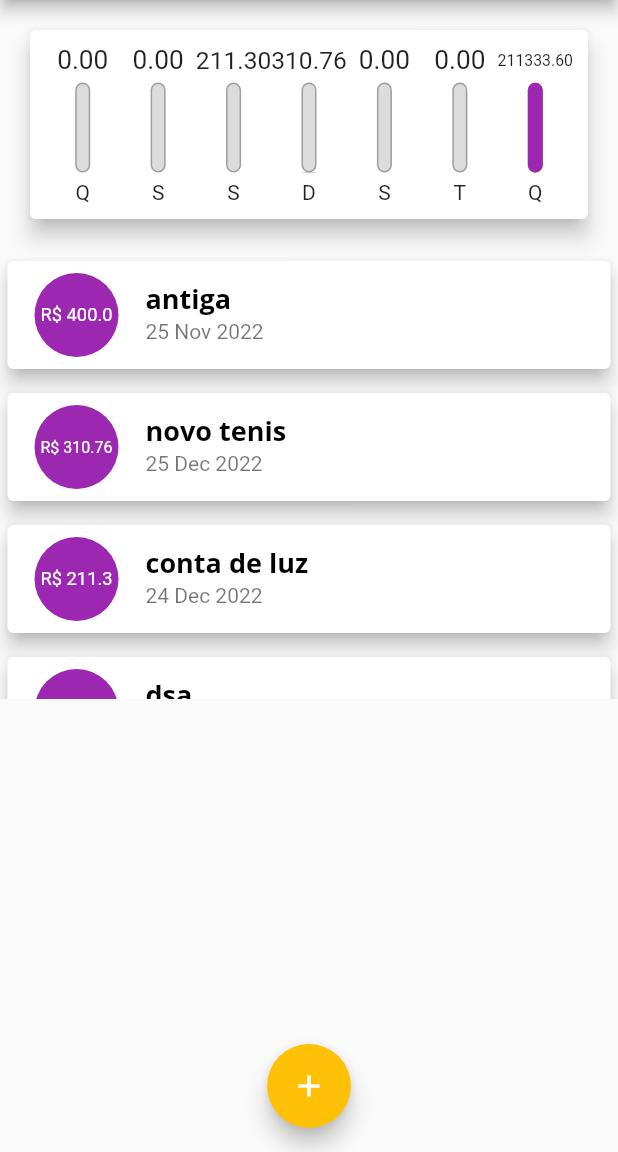
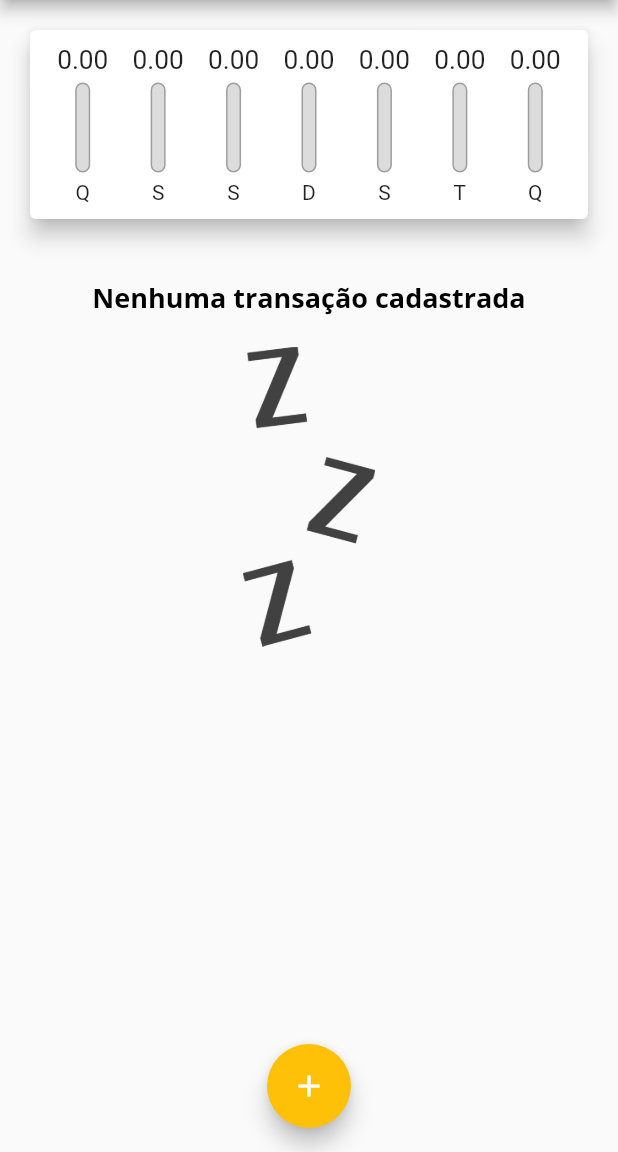
Before and after one commit to ThiagoPereira232/flutter-curso-cod3r, a Flutter app: the screen it shows after launch, on a phone screen of 412 x 824 dp, the part 84-1236 px from its top. Run offline on Flutter 3.47's test engine with Material 2 defaults, Android fonts, the phone set to English and light mode, and no system bars.

Commit message:
cadastrando data

```diff
--- a/curso_flutter/expenses/lib/components/chart.dart
+++ b/curso_flutter/expenses/lib/components/chart.dart
@@ -55,7 +55,9 @@ class Chart extends StatelessWidget {
               child: ChartBar(
                 label: tr['day'] as String,
                 value: tr['value'] as double,
-                percentage: (tr['value'] as double) / _weekTotalValue,
+                percentage: _weekTotalValue == 0
+                    ? 0
+                    : (tr['value'] as double) / _weekTotalValue,
               ),
             );
           }).toList(),
--- a/curso_flutter/expenses/lib/components/transaction_form.dart
+++ b/curso_flutter/expenses/lib/components/transaction_form.dart
@@ -4,7 +4,7 @@ import 'package:intl/intl.dart';
 class TransactionForm extends StatefulWidget {
   const TransactionForm(this.onSubmit, {super.key});
 
-  final void Function(String, double) onSubmit;
+  final void Function(String, double, DateTime) onSubmit;
 
   @override
   State<TransactionForm> createState() => _TransactionFormState();
@@ -13,15 +13,15 @@ class TransactionForm extends StatefulWidget {
 class _TransactionFormState extends State<TransactionForm> {
   final _titleController = TextEditingController();
   final _valueController = TextEditingController();
-  DateTime? _selectedDate;
+  DateTime? _selectedDate = DateTime.now();
 
   _submitForm() {
     final title = _titleController.text;
     final value = double.tryParse(_valueController.text) ?? 0.0;
 
-    if (title.isEmpty || value <= 0) return;
+    if (title.isEmpty || value <= 0 || _selectedDate == null) return;
 
-    widget.onSubmit(title, value);
+    widget.onSubmit(title, value, _selectedDate!);
   }
 
   _showDatePicker() {
--- a/curso_flutter/expenses/lib/main.dart
+++ b/curso_flutter/expenses/lib/main.dart
@@ -62,36 +62,7 @@ class MyHomePage extends StatefulWidget {
 }
 
 class _MyHomePageState extends State<MyHomePage> {
-  final List<Transaction> _transaction = [
-    Transaction(
-      id: 't0',
-      title: 'antiga',
-      value: 400,
-      date: DateTime.now().subtract(Duration(days: 33)),
-    ),
-    Transaction(
-        id: 't1',
-        title: 'novo tenis',
-        value: 310.76,
-        date: DateTime.now().subtract(Duration(days: 3))),
-    Transaction(
-        id: 't2',
-        title: 'conta de luz',
-        value: 211.30,
-        date: DateTime.now().subtract(Duration(days: 4))),
-    Transaction(
-      id: 't3',
-      title: 'dsa',
-      value: 211322.30,
-      date: DateTime.now(),
-    ),
-    Transaction(
-      id: 't4',
-      title: 'food',
-      value: 11.30,
-      date: DateTime.now(),
-    ),
-  ];
+  final List<Transaction> _transaction = [];
 
   List<Transaction> get _recentTransactions {
     return _transaction.where((tr) {
@@ -103,12 +74,12 @@ class _MyHomePageState extends State<MyHomePage> {
     }).toList();
   }
 
-  _addTransaction(String title, double value) {
+  _addTransaction(String title, double value, DateTime date) {
     final newTransaction = Transaction(
       id: Random().nextDouble().toString(),
       title: title,
       value: value,
-      date: DateTime.now(),
+      date: date,
     );
 
     setState(() {
```
